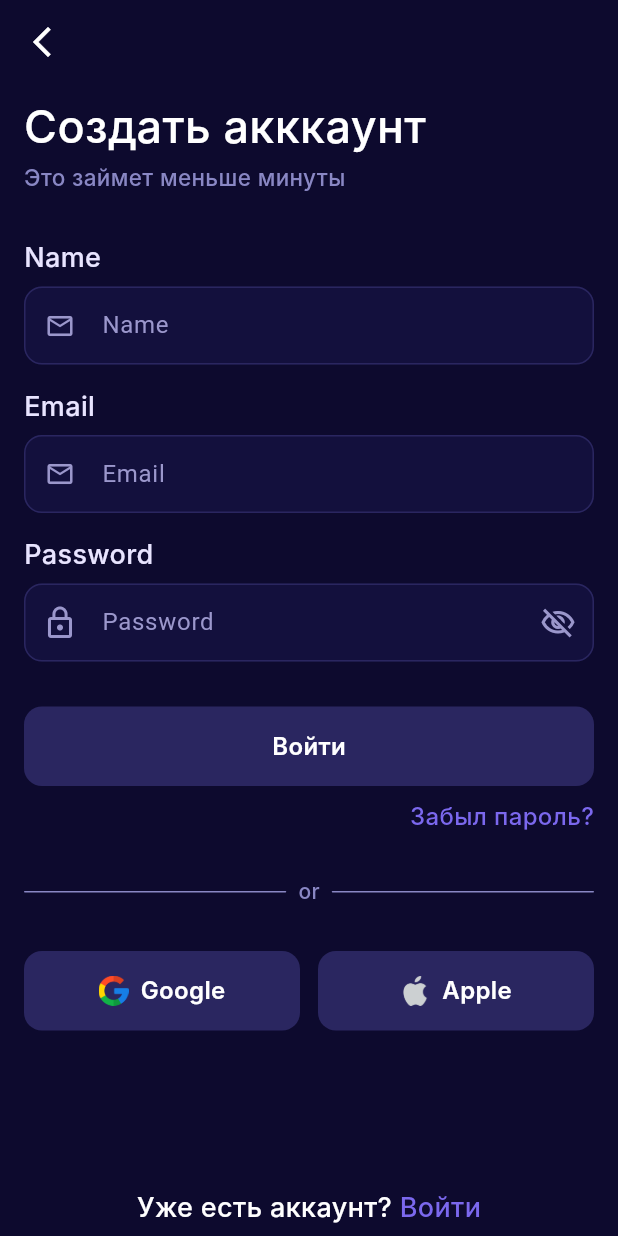
After one commit to rustam2000-a11y/cripto, a Flutter app: the RegistrationScreen screen opened directly, on a phone screen of 412 x 824 dp. The commit adds this screen. Run offline on Flutter 3.47's test engine with Material 3 defaults, Android fonts, the phone set to English and light mode, and no system bars; our stand-ins replace equatable, firebase_core, fl_chart, flutter_bloc, get_it, injectable and 1 more; missing offline and left inert: bloc_after_effect; accounts and stored records are empty; network calls fail; Roboto replaces fonts that are missing (Inter); statements that could not run were skipped.

Commit message:
feat: TH-4 create LoginScreen and RegistrationScreen

```diff
--- a/lib/coin_card/coin_screen.dart
+++ b/lib/coin_card/coin_screen.dart
@@ -4,6 +4,7 @@ import 'package:flutter_bloc/flutter_bloc.dart';
 
 import '../injection.dart';
 import '../presentation/app_colors.dart';
+import '../registration/login_screen.dart';
 import '../widget/coin_avatar.dart';
 import '../widget/coin_price_change.dart';
 import '../widget/coin_price_chart.dart';
@@ -66,7 +67,10 @@ class _CoinScreenState extends State<CoinScreen> {
                           crossAxisAlignment: CrossAxisAlignment.start,
                           children: [
                             Padding(
-                              padding: const EdgeInsets.symmetric(horizontal: 10,vertical: 10),
+                              padding: const EdgeInsets.symmetric(
+                                horizontal: 0,
+                                vertical: 10,
+                              ),
                               child: Column(
                                 children: [
                                   Row(
@@ -88,12 +92,11 @@ class _CoinScreenState extends State<CoinScreen> {
                                   CoinPriceChange(
                                     currentPrice: coin.currentPrice,
                                     priceChangePercentage24h:
-                                    coin.priceChangePercentage24h,
+                                        coin.priceChangePercentage24h,
                                   ),
                                 ],
                               ),
                             ),
-
 
                             CoinPriceChart(
                               points: state.chartPoints,
@@ -183,7 +186,21 @@ class _CoinScreenState extends State<CoinScreen> {
                         ),
                         SizedBox(height: 15),
                         const SizedBox(height: 20),
-                        SafeArea(top: false, child: CustomButton(onTap: () {})),
+                        SafeArea(
+                          top: false,
+                          child: CustomButton(
+                            name: 'Добавить в избранное',
+                            onTap: () {
+                              Navigator.push(
+                                context,
+                                MaterialPageRoute(
+                                  builder: (context) => LoginScreen(),
+                                ),
+                              );
+                            },
+
+                          ),
+                        ),
                       ],
                     ),
                   ),
--- a/lib/presentation/app_colors.dart
+++ b/lib/presentation/app_colors.dart
@@ -27,7 +27,7 @@ class AppColors {
   static const amber = Color(0xFFF59E0B);
   static const magenta = Color(0xFFE879F9);
   static const skyBlue = Color(0xFF60A5FA);
-
+  static const activeBorder = Color(0xFF7B68EE);
 
 
 }
--- a/lib/presentation/app_images.dart
+++ b/lib/presentation/app_images.dart
@@ -11,4 +11,6 @@ class AppImages {
   static const inflation = 'assets/images/inflation.png';
   static const analyze = 'assets/images/analyze.png';
   static const high = 'assets/images/high.png';
+  static const google ='assets/images/google.png';
+  static const apple = 'assets/images/apple.png';
 }
--- /dev/null
+++ b/lib/registration/login_screen.dart
@@ -0,0 +1,104 @@
+import 'package:crypto_assistant/home/home_widget/custom_app_bar.dart';
+import 'package:crypto_assistant/presentation/app_images.dart';
+import 'package:crypto_assistant/registration/registration_screen.dart';
+import 'package:crypto_assistant/registration/registration_widget/login_title.dart';
+import 'package:crypto_assistant/widget/custom_button.dart';
+import 'package:crypto_assistant/widget/custom_text.dart';
+import 'package:flutter/material.dart';
+import '../presentation/app_colors.dart';
+import '../widget/custom_divider.dart';
+import '../widget/custom_text_field.dart';
+
+class LoginScreen extends StatelessWidget {
+  const LoginScreen({super.key});
+
+  @override
+  Widget build(BuildContext context) {
+    return Scaffold(
+      appBar: CustomAppBar(text: ''),
+      backgroundColor: AppColors.haiti,
+      body: Padding(
+        padding: const EdgeInsets.symmetric(horizontal: 16, vertical: 8),
+        child: SafeArea(
+          child: Column(
+            children: [
+              Column(
+                crossAxisAlignment: CrossAxisAlignment.start,
+                children: [
+                  LoginTitle(
+                    firstText: 'С возвращением',
+                    secondaryText:
+                        'Войдите, что бы продолжить следить за рынокм ',
+                  ),
+                  SizedBox(height: 30),
+                  CustomTextField(
+                    label: 'Email',
+                    onChanged: (String value) {},
+                    hintText: 'Email',
+                    leftIcon: Icons.email_outlined,
+                  ),
+                  SizedBox(height: 15),
+                  CustomPasswordTextField(
+                    label: 'Password',
+                    onChanged: (String value) {},
+                  ),
+                  SizedBox(height: 30),
+                  CustomButton(onTap: () {}, name: 'Войти'),
+                  SizedBox(height: 10),
+                  Row(
+                    mainAxisAlignment: MainAxisAlignment.end,
+                    children: [
+                      CustomNewText(
+                        text: 'Забыл пароль?',
+                        color: AppColors.activeBorder,
+                        fontSize: 16,
+                      ),
+                    ],
+                  ),
+                  SizedBox(height: 30),
+                  CustomDivider(),
+                  SizedBox(height: 30),
+                  Row(
+                    spacing: 12,
+                    children: [
+                      Expanded(
+                        child: CustomButton(
+                          onTap: () {},
+                          name: 'Google',
+                          icon: AppImages.google,
+                        ),
+                      ),
+                      Expanded(
+                        child: CustomButton(
+                          onTap: () {},
+                          name: 'Apple',
+                          icon: AppImages.apple,
+                        ),
+                      ),
+                    ],
+                  ),
+                ],
+              ),
+              Spacer(),
+              Row(
+                mainAxisAlignment: MainAxisAlignment.center,
+                spacing: 5,
+                children: [
+                  CustomNewText(text: 'Нет аккаунта?', fontSize: 18),
+                  InkWell(
+                    onTap: (){Navigator.push(context, MaterialPageRoute(builder: (context)=>RegistrationScreen()));},
+                    child: CustomNewText(
+                      text: 'Зарегестрироваться',
+                      fontSize: 18,
+                      color: AppColors.activeBorder,
+                    ),
+                  ),
+                ],
+              ),
+            ],
+          ),
+        ),
+      ),
+    );
+  }
+}
--- /dev/null
+++ b/lib/registration/registration_screen.dart
@@ -0,0 +1,110 @@
+import 'package:crypto_assistant/registration/registration_widget/login_title.dart';
+import 'package:flutter/material.dart';
+
+import '../home/home_widget/custom_app_bar.dart';
+import '../presentation/app_colors.dart';
+import '../presentation/app_images.dart';
+import '../widget/custom_button.dart';
+import '../widget/custom_divider.dart';
+import '../widget/custom_text.dart';
+import '../widget/custom_text_field.dart';
+
+class RegistrationScreen extends StatelessWidget {
+  const RegistrationScreen({super.key});
+
+  @override
+  Widget build(BuildContext context) {
+    return Scaffold(
+      appBar: CustomAppBar(text: ''),
+      backgroundColor: AppColors.haiti,
+      body: Padding(
+        padding: const EdgeInsets.symmetric(horizontal: 16, vertical: 8),
+        child: SafeArea(
+          child: Column(
+            children: [
+              Column(
+                crossAxisAlignment: CrossAxisAlignment.start,
+                children: [
+                  LoginTitle(
+                    firstText: 'Создать акккаунт',
+                    secondaryText: 'Это займет меньше минуты',
+                  ),
+                  SizedBox(height: 30),
+                  CustomTextField(
+                    label: 'Name',
+                    onChanged: (String value) {},
+                    hintText: 'Name',
+                    leftIcon: Icons.email_outlined,
+                  ),
+                  SizedBox(height: 15),
+                  CustomTextField(
+                    label: 'Email',
+                    onChanged: (String value) {},
+                    hintText: 'Email',
+                    leftIcon: Icons.email_outlined,
+                  ),
+                  SizedBox(height: 15),
+                  CustomPasswordTextField(
+                    label: 'Password',
+                    onChanged: (String value) {},
+                  ),
+                  SizedBox(height: 30),
+                  CustomButton(onTap: () {}, name: 'Войти'),
+                  SizedBox(height: 10),
+                  Row(
+                    mainAxisAlignment: MainAxisAlignment.end,
+                    children: [
+                      CustomNewText(
+                        text: 'Забыл пароль?',
+                        color: AppColors.activeBorder,
+                        fontSize: 16,
+                      ),
+                    ],
+                  ),
+                  SizedBox(height: 30),
+                  CustomDivider(),
+                  SizedBox(height: 30),
+                  Row(
+                    spacing: 12,
+                    children: [
+                      Expanded(
+                        child: CustomButton(
+                          onTap: () {},
+                          name: 'Google',
+                          icon: AppImages.google,
+                        ),
+                      ),
+                      Expanded(
+                        child: CustomButton(
+                          onTap: () {},
+                          name: 'Apple',
+                          icon: AppImages.apple,
+                        ),
+                      ),
+                    ],
+                  ),
+                ],
+              ),
+              Spacer(),
+              Row(
+                mainAxisAlignment: MainAxisAlignment.center,
+                spacing: 5,
+                children: [
+                  CustomNewText(text: 'Уже есть аккаунт?', fontSize: 18),
+                  InkWell(
+                    onTap: (){Navigator.pop(context);},
+                    child: CustomNewText(
+                      text: 'Войти',
+                      fontSize: 18,
+                      color: AppColors.activeBorder,
+                    ),
+                  ),
+                ],
+              ),
+            ],
+          ),
+        ),
+      ),
+    );
+  }
+}
--- /dev/null
+++ b/lib/registration/registration_widget/login_title.dart
@@ -0,0 +1,20 @@
+import 'package:crypto_assistant/presentation/app_colors.dart';
+import 'package:crypto_assistant/widget/custom_text.dart';
+import 'package:flutter/material.dart';
+class LoginTitle extends StatelessWidget {
+  const LoginTitle({super.key, required this.firstText, required this.secondaryText});
+
+  final String firstText;
+  final String secondaryText;
+  @override
+  Widget build(BuildContext context) {
+    return Column(
+      crossAxisAlignment: CrossAxisAlignment.start,
+      spacing: 5,
+      children: [
+        CustomNewText(text: firstText,fontSize: 30,),
+        CustomNewText(text: secondaryText,fontSize: 15,color:  AppColors.textSecondary,),
+      ],
+    );
+  }
+}
--- a/lib/widget/custom_button.dart
+++ b/lib/widget/custom_button.dart
@@ -3,7 +3,9 @@ import 'package:crypto_assistant/widget/custom_text.dart';
 import 'package:flutter/material.dart';
 
 class CustomButton extends StatelessWidget {
-  const CustomButton({super.key, required this.onTap});
+  const CustomButton({super.key, required this.onTap, required this.name,  this.icon});
+  final String name;
+  final String? icon;
 final VoidCallback onTap;
   @override
   Widget build(BuildContext context) {
@@ -11,13 +13,22 @@ final VoidCallback onTap;
       color: AppColors.jacarta,
       borderRadius: BorderRadius.circular(12),
       child: InkWell(
-        onTap:onTap,
+        onTap: onTap,
         child: Container(
           padding: EdgeInsets.symmetric(vertical: 16),
           child: Row(
             mainAxisAlignment: MainAxisAlignment.center,
             children: [
-              CustomNewText(text: 'Добавить в  избраное',fontSize: 16,fontWeight: FontWeight.w600,color: Colors.white,),
+              if (icon != null) ...[
+                Image.asset(icon!, width: 20, height: 20),
+                SizedBox(width: 8),
+              ],
+              CustomNewText(
+                text: name,
+                fontSize: 16,
+                fontWeight: FontWeight.w600,
+                color: Colors.white,
+              ),
             ],
           ),
         ),
--- /dev/null
+++ b/lib/widget/custom_divider.dart
@@ -0,0 +1,34 @@
+import 'package:crypto_assistant/presentation/app_colors.dart';
+import 'package:crypto_assistant/widget/custom_text.dart';
+import 'package:flutter/material.dart';
+
+class CustomDivider extends StatelessWidget {
+  const CustomDivider({super.key});
+
+  @override
+  Widget build(BuildContext context) {
+    return Row(
+      spacing: 8,
+      children: [
+        Expanded(
+          child: Container(height: 1,
+          decoration: BoxDecoration(
+            color: AppColors.textSecondary,
+            borderRadius: BorderRadius.circular(20),
+          ),
+          ),
+        ),
+        CustomNewText(text: 'or',color: AppColors.textSecondary,),
+        Expanded(
+          child: Container(height: 1,
+            decoration: BoxDecoration(
+              color: AppColors.textSecondary,
+              borderRadius: BorderRadius.circular(20),
+            ),
+          ),
+        ),
+      ],
+
+    ) ;
+  }
+}
--- /dev/null
+++ b/lib/widget/custom_text_field.dart
@@ -0,0 +1,167 @@
+import 'package:crypto_assistant/presentation/app_colors.dart';
+import 'package:crypto_assistant/widget/custom_text.dart';
+import 'package:flutter/material.dart';
+
+class CustomTextField extends StatelessWidget {
+  const CustomTextField({
+    super.key,
+    required this.label,
+    required this.onChanged,
+    this.hintText,
+    this.borderRadius = 12,
+    this.leftIcon,
+    this.rightIcon,
+  });
+
+  final String label;
+  final ValueChanged<String> onChanged;
+  final String? hintText;
+  final double borderRadius;
+  final IconData? leftIcon;
+  final IconData? rightIcon;
+
+  @override
+  Widget build(BuildContext context) {
+    return Column(
+      crossAxisAlignment: CrossAxisAlignment.start,
+      spacing: 8,
+      children: [
+        CustomNewText(
+          text: label,
+          textAlign: TextAlign.start,
+          fontSize: 18,
+          color: AppColors.titanWhite,
+        ),
+        TextField(
+          onChanged: onChanged,
+          style: const TextStyle(
+            color: AppColors.whiteColor,
+            fontSize: 16,
+            fontWeight: FontWeight.w500,
+          ),
+          cursorColor: AppColors.activeBorder,
+          decoration: InputDecoration(
+            hintText: hintText,
+            hintStyle: const TextStyle(
+              color: AppColors.blueBell,
+              fontSize: 16,
+              fontWeight: FontWeight.w400,
+            ),
+            prefixIcon: leftIcon != null
+                ? Icon(leftIcon, color: AppColors.blueBell,size: 20,)
+                : null,
+            suffixIcon: rightIcon != null
+                ? Icon(rightIcon, color: AppColors.blueBell)
+                : null,
+            filled: true,
+            fillColor: AppColors.containerColor,
+            contentPadding: const EdgeInsets.symmetric(
+              horizontal: 16,
+              vertical: 14,
+            ),
+            enabledBorder: OutlineInputBorder(
+              borderRadius: BorderRadius.circular(borderRadius),
+              borderSide: const BorderSide(color: AppColors.jacarta, width: 1),
+            ),
+            focusedBorder: OutlineInputBorder(
+              borderRadius: BorderRadius.circular(borderRadius),
+              borderSide: const BorderSide(
+                color: AppColors.activeBorder,
+                width: 1.2,
+              ),
+            ),
+          ),
+        ),
+      ],
+    );
+  }
+}
+
+
+class CustomPasswordTextField extends StatefulWidget {
+  const CustomPasswordTextField({
+    super.key,
+    required this.label,
+    required this.onChanged,
+    this.hintText,
+    this.borderRadius = 12,
+    this.leftIcon = Icons.lock_outline,
+  });
+
+  final String label;
+  final ValueChanged<String> onChanged;
+  final String? hintText;
+  final double borderRadius;
+  final IconData? leftIcon;
+
+  @override
+  State<CustomPasswordTextField> createState() =>
+      _CustomPasswordTextFieldState();
+}
+
+class _CustomPasswordTextFieldState extends State<CustomPasswordTextField> {
+  bool _obscureText = true;
+
+  @override
+  Widget build(BuildContext context) {
+    return Column(
+      crossAxisAlignment: CrossAxisAlignment.start,
+      spacing: 8,
+      children: [
+        CustomNewText(
+          text: widget.label,
+          textAlign: TextAlign.start,
+          fontSize: 18,
+          color: AppColors.titanWhite,
+        ),
+        TextField(
+          onChanged: widget.onChanged,
+          obscureText: _obscureText,
+          style: const TextStyle(
+            color: AppColors.whiteColor,
+            fontSize: 16,
+            fontWeight: FontWeight.w500,
+          ),
+          cursorColor: AppColors.skyBlue,
+          decoration: InputDecoration(
+            hintText: widget.hintText?? 'Password',
+            hintStyle: const TextStyle(
+              color: AppColors.blueBell,
+              fontSize: 16,
+              fontWeight: FontWeight.w400,
+            ),
+            prefixIcon: widget.leftIcon != null
+                ? Icon(widget.leftIcon, color: AppColors.blueBell)
+                : null,
+            suffixIcon: IconButton(
+              icon: Icon(
+                _obscureText
+                    ? Icons.visibility_off_outlined
+                    : Icons.visibility_outlined,
+                color: AppColors.blueBell,
+              ),
+              onPressed: () => setState(() => _obscureText = !_obscureText),
+            ),
+            filled: true,
+            fillColor: AppColors.containerColor,
+            contentPadding: const EdgeInsets.symmetric(
+              horizontal: 16,
+              vertical: 14,
+            ),
+            enabledBorder: OutlineInputBorder(
+              borderRadius: BorderRadius.circular(widget.borderRadius),
+              borderSide: const BorderSide(color: AppColors.jacarta, width: 1),
+            ),
+            focusedBorder: OutlineInputBorder(
+              borderRadius: BorderRadius.circular(widget.borderRadius),
+              borderSide: const BorderSide(
+                color: AppColors.skyBlue,
+                width: 1.2,
+              ),
+            ),
+          ),
+        ),
+      ],
+    );
+  }
+}
```
Also changed, not shown: assets/images/apple.png (added), assets/images/google.png (added).
